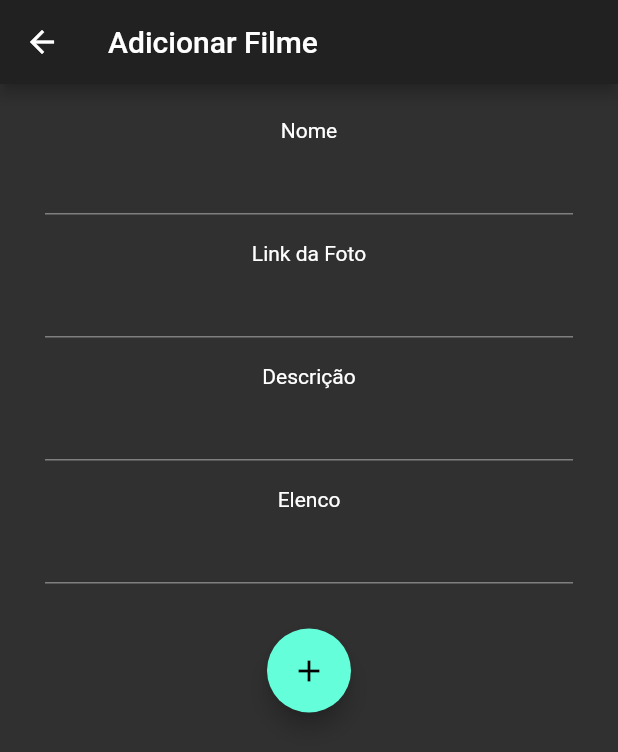
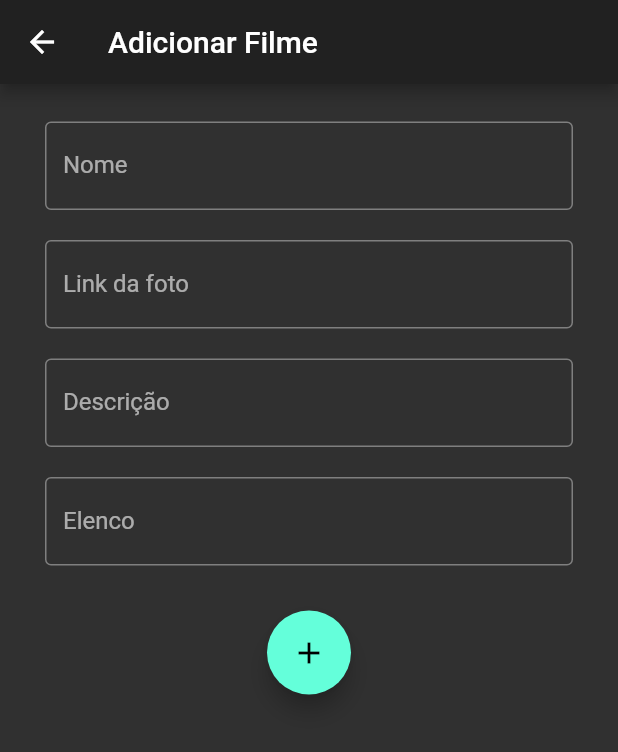
Before and after one commit to araujo-alef/crud_api_flutter, a Flutter app: the AddMovie screen opened by its route, after a tap on the "add" icon, on a phone screen of 412 x 824 dp. Shown: the top 752 px of the screen. Run offline on Flutter 3.47's test engine with Material 2 defaults, Android fonts, the phone set to English and light mode, and no system bars; our stand-ins replace dio, get; network calls fail.

Commit message:
add function to edit movie

```diff
--- a/lib/views/add_movie_view.dart
+++ b/lib/views/add_movie_view.dart
@@ -27,11 +27,25 @@ Future<ApiResp> addMovie(
   }
 }
 
+Future<ApiResp> editMovie(
+    String nome, String foto, String descricao, String elenco, String id) async {
+  final dio = Dio();
+  try {
+    Response response = await dio
+        .patch("https://quiet-atoll-29242.herokuapp.com/filme/edit", data: {
+      "nome": nome,
+      "foto": foto,
+      "descricao": descricao,
+      "elenco": elenco,
+      "id": id,
+    });
+    return ApiResp.fromJson(response.data);
+  } catch (e) {
+    rethrow;
+  }
+}
+
 class _AddMovieState extends State<AddMovie> {
-  final TextEditingController nameController = TextEditingController();
-  final TextEditingController fotoController = TextEditingController();
-  final TextEditingController descricaoController = TextEditingController();
-  final TextEditingController elencoController = TextEditingController();
 
   @override
   Widget build(BuildContext context) {
@@ -41,58 +55,61 @@ class _AddMovieState extends State<AddMovie> {
       appBar: AppBar(
         title: Text('Adicionar Filme'),
       ),
-      body: Container(
-        child: Padding(
+      body: Padding(
         padding: const EdgeInsets.only(top: 5, left: 30, right: 30),
+        child: Form(
               child: Column(
                 children: <Widget>[
-              SizedBox(
-                height: 18,
+                  SizedBox(height: 20),
+                  TextFormField(
+                    initialValue: movie.titleMovie.value,
+                    onChanged: (text) => movie.setTitle(text),
+                    decoration: InputDecoration(
+                        labelText: "Nome", border: OutlineInputBorder()),
                   ),
-              Text(
-                "Nome",
-                textAlign: TextAlign.left,
-              ),
-              TextField(
-                controller: nameController,
+                  SizedBox(height: 20),
+                  TextFormField(
+                    initialValue: movie.imageMovie.value,
+                    onChanged: (text) => movie.setImage(text),
+                    decoration: InputDecoration(labelText: "Link da foto", border: OutlineInputBorder()),
                   ),
                   SizedBox(
-                height: 18,
+                    height: 20,
                   ),
-              Text("Link da Foto"),
-              TextField(
-                controller: fotoController,
+                  TextFormField(
+                    initialValue: movie.descricaoMovie.value,
+                    onChanged: (text) => movie.setDescricao(text),
+                    decoration: InputDecoration(labelText: "Descrição", border: OutlineInputBorder()),
                   ),
                   SizedBox(
-                height: 18,
+                    height: 20,
                   ),
-              Text("Descrição"),
-              TextField(
-                controller: descricaoController,
-              ),
-              SizedBox(
-                height: 18,
-              ),
-              Text("Elenco"),
-              TextField(
-                controller: elencoController,
+                  TextFormField(
+                    initialValue: movie.elencoMovie.value,
+                    onChanged: (text) => movie.setElenco(text),
+                    decoration: InputDecoration(labelText: "Elenco", border: OutlineInputBorder()),
                   ),
                   SizedBox(
                     height: 30,
                   ),
                   FloatingActionButton(
                     onPressed: () async {
-                  final nome = nameController.text;
-                  final foto = fotoController.text;
-                  final descricao = descricaoController.text;
-                  final elenco = elencoController.text;
+                      final nome = movie.titleMovie.value;
+                      final foto = movie.imageMovie.value;
+                      final descricao = movie.descricaoMovie.value;
+                      final elenco = movie.elencoMovie.value;
 
-                  var resp = await addMovie(nome, foto, descricao, elenco);
-                  print(resp.toString());
+                      if(movie.idMovie.value == "") {
+                        await addMovie(nome, foto, descricao, elenco);
+                      } else {
+                        final id = movie.idMovie.value;
+                        await editMovie(nome, foto, descricao, elenco, id);
+                      }
+                      movie.cleanMovie();
                       Get.Get.to(HomePage());
                     },
                     child: Icon(Icons.add),
-              )
+                  ),
                 ],
               ),
             ),
--- a/lib/views/movie_view.dart
+++ b/lib/views/movie_view.dart
@@ -64,7 +64,7 @@ class _MovieState extends State<Movie> {
                   SizedBox(
                       width: double.infinity,
                       child: Text(
-                        movie.decricaoMovie.value,
+                        movie.descricaoMovie.value,
                         textAlign: TextAlign.justify,
                       )),
                   SizedBox(
```
Also changed, not shown: lib/controllers/movie_controller.dart (+23 -4 lines), lib/views/home_page_view.dart (+12 -3 lines). Lines whose indentation alone changed are shown as unchanged.
